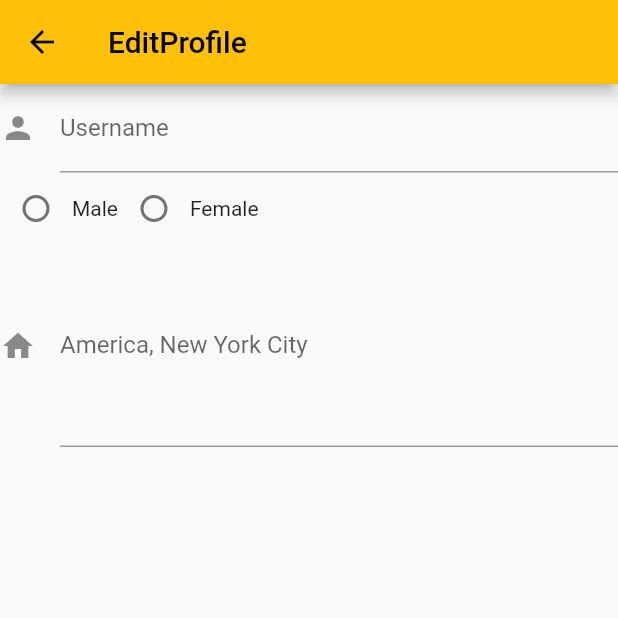
After one commit to paowick/bookstoreMobile, a Flutter app: the settingPage screen opened by its route, after a tap on "Edit", on a phone screen of 412 x 824 dp, the top half of it. The commit adds this screen. Run offline on Flutter 3.47's test engine with Material 2 defaults, Android fonts, the light colour scheme and no system bars; our stand-ins replace cloud_firestore, firebase_auth, firebase_core; accounts and stored records are empty.

Commit message:
editUser page

```diff
--- /dev/null
+++ b/bookstore/lib/edituser.dart
@@ -0,0 +1,137 @@
+import 'package:cloud_firestore/cloud_firestore.dart';
+import 'package:flutter/material.dart';
+import 'package:flutter/src/widgets/container.dart';
+import 'package:flutter/src/widgets/framework.dart';
+import 'package:firebase_auth/firebase_auth.dart';
+import 'package:cloud_firestore/cloud_firestore.dart';
+
+class EditUser extends StatefulWidget {
+  const EditUser({super.key});
+
+  @override
+  State<EditUser> createState() => _EditUserState();
+}
+
+class _EditUserState extends State<EditUser> {
+  final _form = GlobalKey<FormState>();
+  final _username = TextEditingController();
+  final _address = TextEditingController();
+
+  @override
+  build(BuildContext context) {
+    return Scaffold(
+      appBar: AppBar(title: Text('EditProfile')),
+      body: ListView(
+        children: [Name(), gender(), address()],
+      ),
+    );
+  }
+
+  Widget gender() {
+    return StreamBuilder(
+        stream: FirebaseFirestore.instance
+            .collection('user')
+            .where("uid",
+                isEqualTo: FirebaseAuth.instance.currentUser!.uid.toString())
+            .snapshots(),
+        builder: (context, AsyncSnapshot<QuerySnapshot> snapshot) {
+          return Container(
+              child: snapshot.hasData
+                  ? radioMaleFemale(snapshot.data!)
+                  : LinearProgressIndicator());
+        });
+  }
+
+  Widget Name() {
+    return StreamBuilder(
+        stream: FirebaseFirestore.instance
+            .collection('user')
+            .where("uid",
+                isEqualTo: FirebaseAuth.instance.currentUser!.uid.toString())
+            .snapshots(),
+        builder: (context, AsyncSnapshot<QuerySnapshot> snapshot) {
+          return Container(
+              child: snapshot.hasData
+                  ? buildUserName(snapshot.data!)
+                  : LinearProgressIndicator());
+        });
+  }
+
+  Widget address() {
+    return StreamBuilder(
+        stream: FirebaseFirestore.instance
+            .collection('user')
+            .where("uid",
+                isEqualTo: FirebaseAuth.instance.currentUser!.uid.toString())
+            .snapshots(),
+        builder: (context, AsyncSnapshot<QuerySnapshot> snapshot) {
+          return Container(
+              child: snapshot.hasData
+                  ? buildAddress(snapshot.data!)
+                  : LinearProgressIndicator());
+        });
+  }
+
+  TextFormField buildUserName(QuerySnapshot data) {
+    final _username = TextEditingController(text: data.docs.first['name']);
+    return TextFormField(
+      controller: _username,
+      decoration: const InputDecoration(
+        labelText: 'Username',
+        icon: Icon(Icons.person),
+      ),
+      validator: (value) => value!.isEmpty ? 'Please fill in your name' : null,
+    );
+  }
+
+  TextFormField buildAddress(QuerySnapshot data) {
+    final _address = TextEditingController(text: data.docs.first['address']);
+    return TextFormField(
+        controller: _address,
+        decoration: const InputDecoration(
+          labelText: 'America, New York City',
+          icon: Icon(Icons.home),
+        ),
+        validator: (value) =>
+            value!.isEmpty ? 'Please fill in your address' : null,
+        maxLines: 5);
+  }
+
+  Widget radioMaleFemale(QuerySnapshot data) {
+    String? docId;
+    data.docs.forEach((res) {
+      docId = res.id;
+    });
+    dynamic sex = data.docs.first['gender'].toString();
+    return Row(
+      children: [
+        Radio(
+            value: 'male',
+            groupValue: sex,
+            onChanged: ((value) {
+              setState(() {
+                sex = value;
+                FirebaseFirestore.instance
+                    .collection('user')
+                    .doc('$docId')
+                    .update({'gender': 'male'});
+              });
+            })),
+        const Text('Male'),
+        Radio(
+            value: 'female',
+            groupValue: sex,
+            onChanged: ((value) {
+              setState(() {
+                sex = value;
+                FirebaseFirestore.instance
+                    .collection('user')
+                    .doc('$docId')
+                    .update({'gender': 'female'});
+              });
+            })),
+        const Text('Female'),
+      ],
+    );
+  }
+}
--- a/bookstore/lib/main.dart
+++ b/bookstore/lib/main.dart
@@ -7,6 +7,7 @@ import 'package:bookstore/register.dart';
 import 'package:bookstore/addbook.dart';
 import 'package:bookstore/book.dart';
 import 'package:bookstore/resetpass.dart';
+import 'package:bookstore/edituser.dart';
 
 final appName = 'Michael Hart project';
 void main() async {
@@ -31,12 +32,15 @@ class MyApp extends StatelessWidget {
       ),
       initialRoute: '/',
       routes: {
-        '/': (context) => (FirebaseAuth.instance.currentUser == null)? LoginPage() : BookPage(),
+        '/': (context) => (FirebaseAuth.instance.currentUser == null)
+            ? LoginPage()
+            : BookPage(),
         '/register': (context) => RegisterPage(),
         '/addbook': (context) => AddBookPage(),
         '/book': (context) => BookPage(),
         '/resetpass': (context) => Resetpass(),
-        '/setting':(context) => settingPage(),
+        '/setting': (context) => settingPage(),
+        '/edituser': (context) => EditUser(),
       },
     );
   }
--- a/bookstore/lib/setting.dart
+++ b/bookstore/lib/setting.dart
@@ -1,9 +1,11 @@
+import 'package:bookstore/edituser.dart';
 import 'package:bookstore/main.dart';
 import 'package:cloud_firestore/cloud_firestore.dart';
 import 'package:firebase_auth/firebase_auth.dart';
 import 'package:flutter/cupertino.dart';
 import 'package:flutter/material.dart';
 import 'package:bookstore/setting.dart';
+import 'package:bookstore/edituser.dart';
 
 class settingPage extends StatefulWidget {
   settingPage({super.key});
@@ -50,12 +52,21 @@ class _settingPageState extends State<settingPage> {
             children: [
               Text(document["name"]),
               Text(document["email"]),
+              editButton(context),
               signOutButton(context)
             ],
           ),
         );
       }).toList(),
     );
+  }
+
+  ElevatedButton editButton(context) {
+    return ElevatedButton(
+        onPressed: () {
+          Navigator.pushNamed(context, '/edituser');
+        },
+        child: Text('Edit'));
   }
 
   ElevatedButton signOutButton(context) {
```
